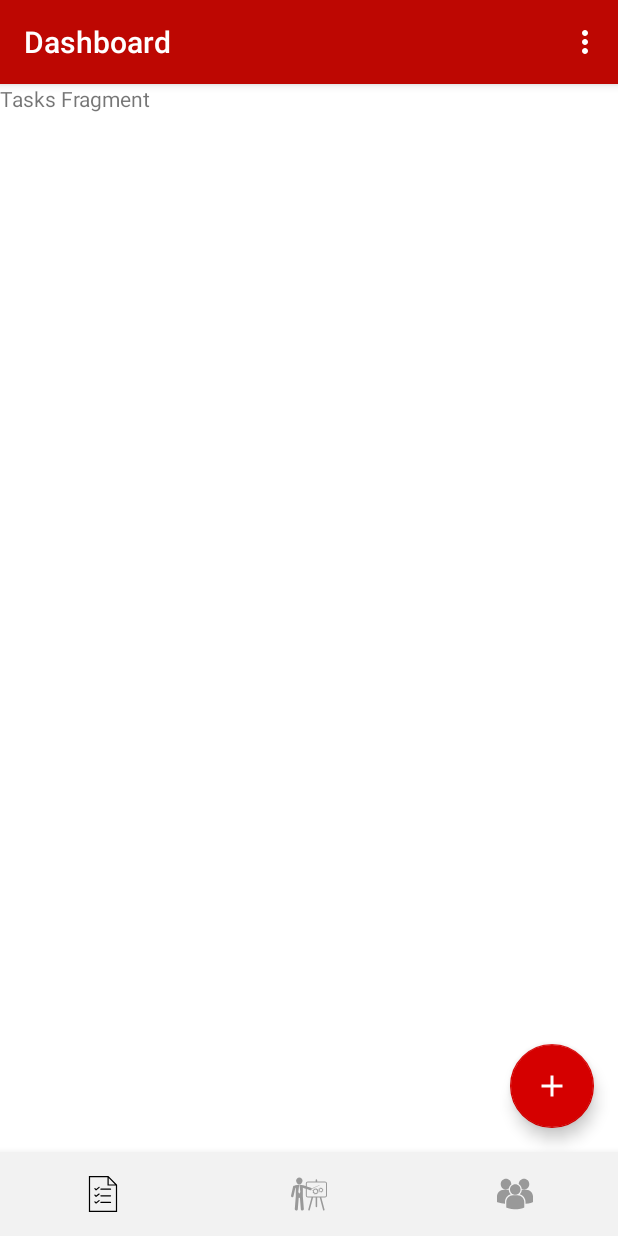
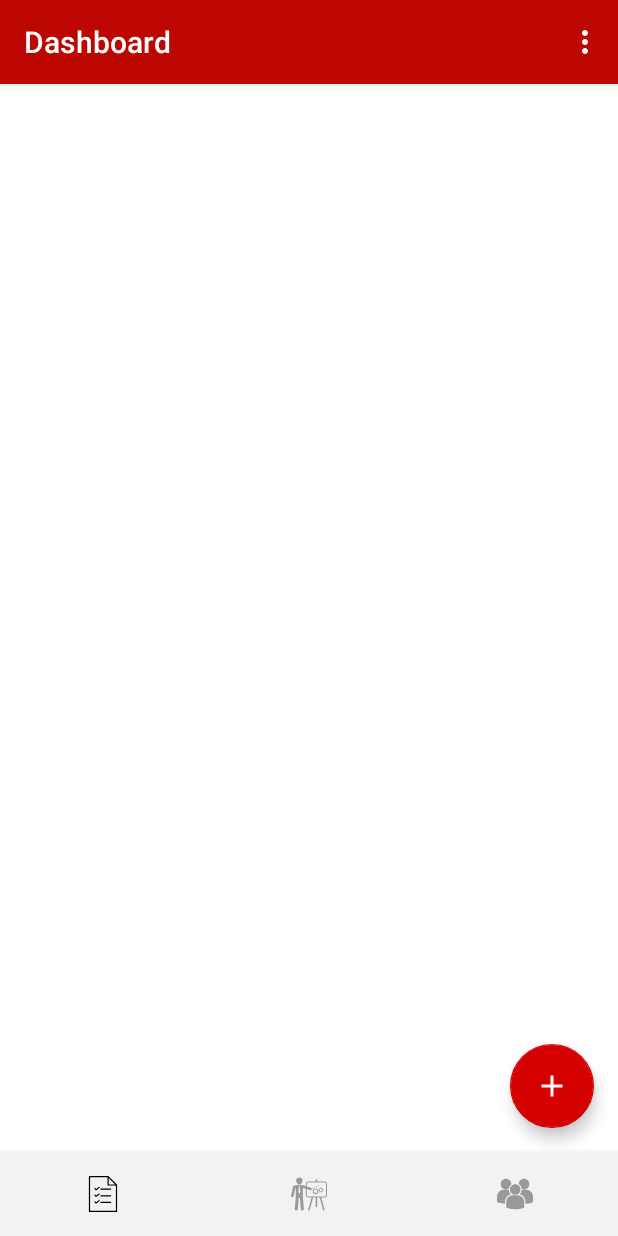
Before and after one commit to Goochy12/Tasker, an Android app: the screen it shows after launch (Dashboard), after a tap on "LOGIN", on a phone screen of 412 x 824 dp. Run offline under Robolectric (Android 15) with nearby library versions, the light colour scheme and no system bars; our stand-ins replace Firebase (no records; nobody signed in at launch, a user with empty details on screens opened directly).

Commit message:
added tasks recycler view

```diff
--- a/app/src/main/java/au/com/liamgooch/tasker/Activities/EditTaskActivity.java
+++ b/app/src/main/java/au/com/liamgooch/tasker/Activities/EditTaskActivity.java
@@ -26,7 +26,7 @@ import au.com.liamgooch.tasker.R;
 import au.com.liamgooch.tasker.TaskViewModel;
 import au.com.liamgooch.tasker.data.TaskItem;
 
-import static au.com.liamgooch.tasker.TaskRecyclerAdapter.TASK_ID;
+import static au.com.liamgooch.tasker.Fragments.adapters.TaskRecyclerAdapter.TASK_ID;
 
 public class EditTaskActivity extends AppCompatActivity implements TimePickerDialog.OnTimeSetListener, DatePickerDialog.OnDateSetListener{
 
--- a/app/src/main/java/au/com/liamgooch/tasker/Activities/Login.java
+++ b/app/src/main/java/au/com/liamgooch/tasker/Activities/Login.java
@@ -25,7 +25,7 @@ import static au.com.liamgooch.tasker.Activities.StartActivity.ACCOUNT_TYPE;
 import static au.com.liamgooch.tasker.Activities.StartActivity.ACCOUNT_UID;
 
 import au.com.liamgooch.tasker.R;
-import au.com.liamgooch.tasker.TaskRecyclerAdapter;
+import au.com.liamgooch.tasker.Fragments.adapters.TaskRecyclerAdapter;
 import au.com.liamgooch.tasker.TaskViewModel;
 import au.com.liamgooch.tasker.data.TaskItemDatabase;
 
--- a/app/src/main/java/au/com/liamgooch/tasker/Fragments/GroupsFragment.java
+++ b/app/src/main/java/au/com/liamgooch/tasker/Fragments/GroupsFragment.java
@@ -30,7 +30,7 @@ public class GroupsFragment extends Fragment {
         super.onViewCreated(view, savedInstanceState);
 
         TextView tv = (TextView) view.findViewById(R.id.test_text);
-        FloatingActionButton addGroupButton = (FloatingActionButton) view.findViewById(R.id.add_group_button);
+        FloatingActionButton addGroupButton = (FloatingActionButton) view.findViewById(R.id.add_group_fab);
         addGroupButton.setOnClickListener(new View.OnClickListener() {
             @Override
             public void onClick(View view) {
--- a/app/src/main/java/au/com/liamgooch/tasker/Fragments/TasksFragment.java
+++ b/app/src/main/java/au/com/liamgooch/tasker/Fragments/TasksFragment.java
@@ -11,9 +11,31 @@ import android.view.LayoutInflater;
 import android.view.View;
 import android.view.ViewGroup;
 
+import com.google.android.material.floatingactionbutton.FloatingActionButton;
+import com.google.firebase.database.DataSnapshot;
+import com.google.firebase.database.DatabaseError;
+import com.google.firebase.database.DatabaseReference;
+import com.google.firebase.database.FirebaseDatabase;
+import com.google.firebase.database.ValueEventListener;
+
+import java.util.ArrayList;
+
+import androidx.recyclerview.widget.LinearLayoutManager;
+import androidx.recyclerview.widget.RecyclerView;
 import au.com.liamgooch.tasker.R;
+import au.com.liamgooch.tasker.Fragments.adapters.TaskRecyclerAdapter;
 
-public class TasksFragment extends Fragment {
+public class TasksFragment extends Fragment implements ValueEventListener {
+
+    private RecyclerView taskRecycler;
+    private LinearLayoutManager taskRecyclerLayoutManager;
+    private TaskRecyclerAdapter taskRecyclerAdapter;
+
+    private FirebaseDatabase database;
+    private DatabaseReference tasksReference;
+    private String uid;
+
+    private ArrayList<ArrayList<String>> all_tasks_list;
 
     @Override
     public View onCreateView(LayoutInflater inflater, ViewGroup container,
@@ -25,5 +47,39 @@ public class TasksFragment extends Fragment {
     @Override
     public void onViewCreated(@NonNull View view, @Nullable Bundle savedInstanceState) {
         super.onViewCreated(view, savedInstanceState);
+
+        FloatingActionButton addTaskButton = (FloatingActionButton) view.findViewById(R.id.add_task_fab);
+        addTaskButton.setOnClickListener(new View.OnClickListener() {
+            @Override
+            public void onClick(View view) {
+
+            }
+        });
+
+        database = FirebaseDatabase.getInstance();
+        tasksReference = database.getReference(uid).child("all_tasks");
+        tasksReference.addValueEventListener(this);
+
+        //get the recycler
+        taskRecycler = (RecyclerView) view.findViewById(R.id.task_fragment_recyclerView);
+
+        //use a linear layout
+        taskRecyclerLayoutManager = new LinearLayoutManager(view.getContext(),RecyclerView.VERTICAL,false);
+        taskRecycler.setLayoutManager(taskRecyclerLayoutManager);
+
+        taskRecyclerAdapter = new TaskRecyclerAdapter(view.getContext());
+        taskRecycler.setAdapter(taskRecyclerAdapter);
+    }
+
+    @Override
+    public void onDataChange(DataSnapshot dataSnapshot) {
+        for(DataSnapshot eachTask : dataSnapshot.getChildren()){
+            eachTask.child("name").getValue();
+        }
+    }
+
+    @Override
+    public void onCancelled(DatabaseError databaseError) {
+
     }
 }
--- a/app/src/main/java/au/com/liamgooch/tasker/TaskRecyclerAdapter.java
+++ b/app/src/main/java/au/com/liamgooch/tasker/Fragments/adapters/TaskRecyclerAdapter.java
@@ -1,4 +1,4 @@
-package au.com.liamgooch.tasker;
+package au.com.liamgooch.tasker.Fragments.adapters;
 
 import androidx.lifecycle.ViewModelProviders;
 import android.content.Context;
@@ -19,6 +19,8 @@ import java.util.Collections;
 import java.util.List;
 
 import au.com.liamgooch.tasker.Activities.EditTaskActivity;
+import au.com.liamgooch.tasker.R;
+import au.com.liamgooch.tasker.TaskViewModel;
 import au.com.liamgooch.tasker.data.TaskItem;
 
 public class TaskRecyclerAdapter extends RecyclerView.Adapter<TaskRecyclerAdapter.HomeViewHolder> {
--- a/app/src/main/res/drawable/splash_theme.xml
+++ b/app/src/main/res/drawable/splash_theme.xml
@@ -4,10 +4,16 @@
     <item
         android:drawable="@color/colorPrimary"/>
 
-    <item>
-        <bitmap
-            android:gravity="center"
-            android:src="@drawable/splash"/>
-    </item>
+    <item
+        android:drawable="@drawable/tasker_icon"
+        android:height="250dp"
+        android:width="250dp"
+        android:gravity="center"/>
+
+    <!--<item>-->
+        <!--<bitmap-->
+            <!--android:gravity="center"-->
+            <!--android:src="@drawable/splash"/>-->
+    <!--</item>-->
 
 </layer-list>
--- /dev/null
+++ b/app/src/main/res/drawable/tasker_icon.xml
@@ -0,0 +1,5 @@
+<vector android:height="24dp" android:viewportHeight="135"
+    android:viewportWidth="135" android:width="24dp" xmlns:android="http://schemas.android.com/apk/res/android">
+    <path android:fillColor="#BD0702" android:pathData="M0,-0.5h135v135h-135z"/>
+    <path android:fillColor="#FF000000" android:pathData="M68.3,68.7l1.3,-1.8c8,-11.2 16.2,-18.8 24.6,-22.9l0.5,0.4c-2.9,1.5 -5.5,3.1 -7.8,4.9c-2.3,1.7 -4.3,3.7 -6.2,5.9c-1.8,2.2 -3.5,4.7 -5,7.4c-2.8,5 -4.9,8.6 -6.4,11s-3,4.4 -4.6,6.1c-2.2,2.4 -4.6,4.6 -7.3,6.6c-2.7,1.9 -5.4,3.5 -8.1,4.8c-2.7,1.2 -5.6,2.2 -8.6,2.8c-3,0.6 -6,1 -8.9,1c-3.9,0 -6.7,-0.6 -8.4,-1.7c-1.8,-1.1 -2.6,-2.6 -2.6,-4.3c0,-1.1 0.3,-2 0.9,-2.7c0.6,-0.7 1.3,-1 2.2,-1c1.5,0 2.2,0.6 2.2,1.9c0,0.4 -0.2,0.8 -0.5,1.1c-0.3,0.3 -0.7,0.5 -1.1,0.5c-1.5,0 -2,-0.9 -1.5,-2.7c-0.6,0.3 -0.9,0.7 -1.1,1.1c-0.2,0.4 -0.3,1 -0.3,1.7c0,1.6 0.9,2.9 2.6,3.9c1.7,1.1 4.2,1.6 7.3,1.6c4.7,0 9.1,-0.8 13.3,-2.4c4.1,-1.6 7.3,-3.4 9.4,-5.5c1.3,-1.2 2.4,-2.4 3.5,-3.6c1.1,-1.2 2.5,-2.9 4.3,-5.2C63.5,75.3 65.7,72.3 68.3,68.7zM77.6,47.8h0.7c-2.6,5.3 -5.6,9.3 -8.9,11.9c-3.3,2.7 -6.2,4.3 -8.7,5c-2.5,0.7 -4.3,1 -5.6,1c-2.5,0 -4.4,-0.6 -5.8,-1.8c-1.4,-1.2 -2.1,-2.8 -2.1,-4.9c0,-1.7 0.6,-3.7 1.8,-5.9c1.2,-2.2 3.1,-4.3 5.6,-6.3c2.5,-2 5.8,-3.7 9.8,-5c4,-1.3 8.7,-2 14.1,-2c3.7,0 8.6,0.3 14.6,0.9c5.5,0.6 9.7,0.8 12.5,0.8c2.8,0 5.1,-0.2 6.9,-0.5c1.8,-0.3 3.1,-0.8 3.9,-1.3h0.9c-1.3,1.2 -3.4,2.1 -6.5,2.8c-3,0.7 -5.7,1.1 -8.1,1.1c-1.3,0 -4.8,-0.4 -10.6,-1.3c-8.3,-1.2 -13.5,-1.8 -15.7,-1.8c-4.3,0 -8.2,0.6 -11.9,1.8c-3.6,1.2 -6.7,2.8 -9.2,4.7c-2.5,2 -4.4,4 -5.7,6.1c-1.3,2.1 -1.9,4.1 -1.9,6c0,1.8 0.7,3.3 2,4.3c1.3,1.1 3,1.6 5.1,1.6c1.6,0 3.5,-0.4 5.6,-1.1c2.1,-0.8 4.2,-1.9 6.3,-3.3c2.1,-1.4 4.1,-3.3 6.1,-5.6C74.8,52.9 76.4,50.5 77.6,47.8z"/>
+</vector>
--- a/app/src/main/res/layout/content_dashboard.xml
+++ /dev/null
@@ -1,11 +0,0 @@
-<?xml version="1.0" encoding="utf-8"?>
-<androidx.constraintlayout.widget.ConstraintLayout xmlns:android="http://schemas.android.com/apk/res/android"
-    xmlns:app="http://schemas.android.com/apk/res-auto"
-    xmlns:tools="http://schemas.android.com/tools"
-    android:layout_width="match_parent"
-    android:layout_height="match_parent"
-    app:layout_behavior="@string/appbar_scrolling_view_behavior"
-    tools:context=".Activities.Dashboard"
-    tools:showIn="@layout/activity_dashboard">
-
-</androidx.constraintlayout.widget.ConstraintLayout>
--- a/app/src/main/res/layout/fragment_groups.xml
+++ b/app/src/main/res/layout/fragment_groups.xml
@@ -14,7 +14,7 @@
         android:text="Groups Fragment" />
 
     <com.google.android.material.floatingactionbutton.FloatingActionButton
-        android:id="@+id/add_group_button"
+        android:id="@+id/add_group_fab"
         android:layout_width="wrap_content"
         android:layout_height="wrap_content"
         android:layout_gravity="bottom|end"
--- a/app/src/main/res/layout/fragment_projects.xml
+++ b/app/src/main/res/layout/fragment_projects.xml
@@ -13,7 +13,7 @@
         android:text="Projects Fragment" />
 
     <com.google.android.material.floatingactionbutton.FloatingActionButton
-        android:id="@+id/add_project_button"
+        android:id="@+id/add_project_fab"
         android:layout_width="wrap_content"
         android:layout_height="wrap_content"
         android:layout_gravity="bottom|end"
--- a/app/src/main/res/layout/fragment_tasks.xml
+++ b/app/src/main/res/layout/fragment_tasks.xml
@@ -6,14 +6,15 @@
     xmlns:app="http://schemas.android.com/apk/res-auto"
     tools:context=".Fragments.TasksFragment">
 
-    <!-- TODO: Update blank fragment layout -->
-    <TextView
+    <androidx.recyclerview.widget.RecyclerView
         android:layout_width="match_parent"
         android:layout_height="match_parent"
-        android:text="Tasks Fragment" />
+        android:id="@+id/task_fragment_recyclerView">
+
+    </androidx.recyclerview.widget.RecyclerView>
 
     <com.google.android.material.floatingactionbutton.FloatingActionButton
-        android:id="@+id/add_project_button"
+        android:id="@+id/add_task_fab"
         android:layout_width="wrap_content"
         android:layout_height="wrap_content"
         android:layout_gravity="bottom|end"
```
Also changed, not shown: app/src/main/java/au/com/liamgooch/tasker/Activities/Dashboard.java (+1 -18 lines), 1 other file.
